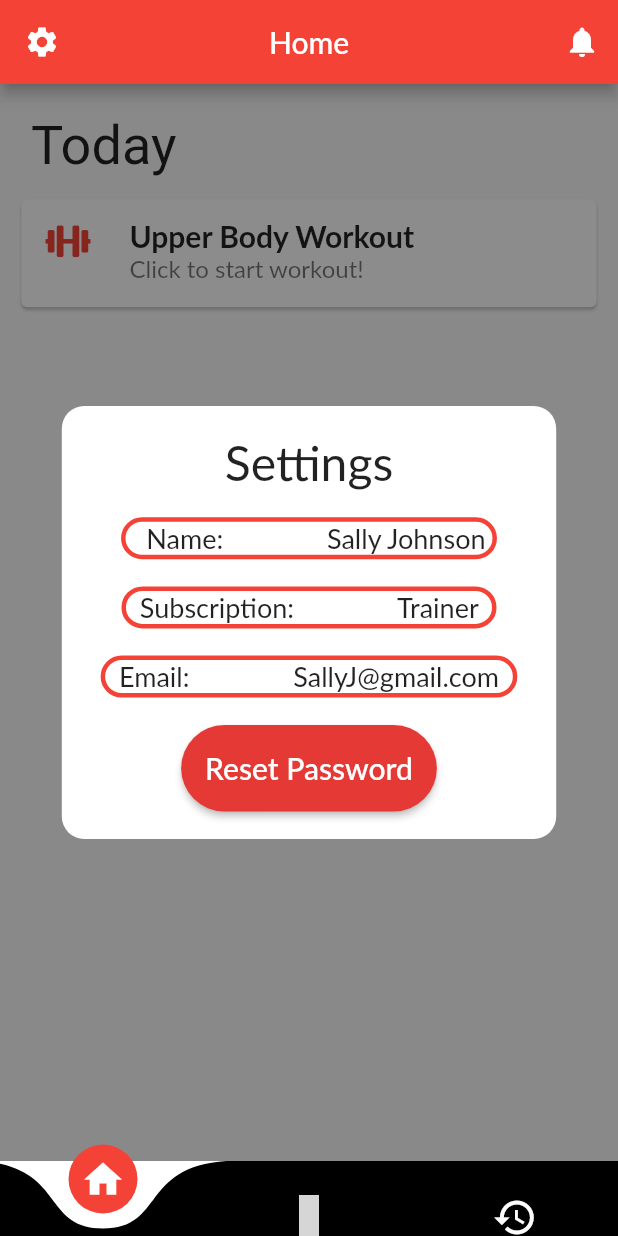
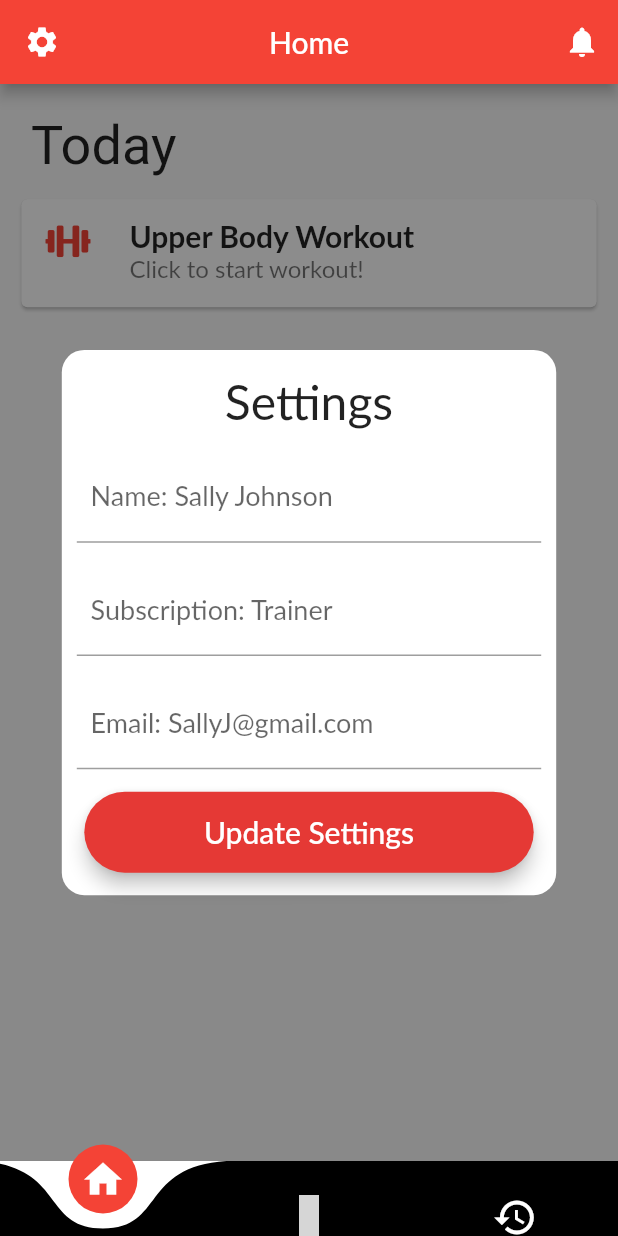
Before and after one commit to raghavauppuluri13/xcel_fitness_app, a Flutter app: the HomeScreen screen opened directly, after a tap on the "settings" icon, on a phone screen of 412 x 824 dp. Run offline on Flutter 3.47's test engine with Material 2 defaults, Android fonts, the phone set to English and light mode, and no system bars; drawn by our look-alikes of curved_navigation_bar; our stand-ins replace cloud_firestore, firebase_auth, firebase_core, flutter_icons; missing offline and left inert: alphabet_list_scroll_view, gsheets; accounts and stored records are empty; Roboto replaces fonts that are missing (Lato, Lato-Regular); grey boxes are pictures that could not be loaded.

Commit message:
settings simplified + workout card template

```diff
--- a/lib/screens/home/settings.dart
+++ b/lib/screens/home/settings.dart
@@ -11,22 +11,23 @@ class SettingsTemplate extends StatefulWidget {
   }
 }
 
-BoxDecoration myBoxDecoration() {
-  return BoxDecoration(
-      border: Border.all(
-        color: Colors.red,
-        width: 3.0,
-      ),
-      borderRadius: BorderRadius.all(Radius.circular(30.0)));
-}
-
 class _SettingsTemplateState extends State<SettingsTemplate> {
   Widget build(BuildContext context) {
-    //used to set relative sizing based on a pixel 2 phone
-    double screenWidth = MediaQuery.of(context).size.width;
-    double screenHeight = MediaQuery.of(context).size.height;
-    double pixelTwoWidth = 411.42857142857144;
-    double pixelTwoHeight = 683.4285714285714;
+
+    final updateButton = Material(
+        elevation: 5.0,
+        borderRadius: BorderRadius.circular(30.0),
+        color: Colors.red[600],
+        child: MaterialButton(
+          minWidth: MediaQuery.of(context).size.width,
+          padding: EdgeInsets.fromLTRB(30.0, 15.0, 30.0, 15.0),
+          onPressed: () {},
+          child: Text(
+            "Update Settings",
+            textAlign: TextAlign.center,
+            style: TextStyle(fontFamily: 'Lato', fontSize: 20, color: Colors.white),
+          ),
+        ));
 
     String _firstName = 'Sally';
     String _lastName = 'Johnson';
@@ -35,91 +36,29 @@ class _SettingsTemplateState extends State<SettingsTemplate> {
 
     return Stack(children: <Widget>[
       Container(
-        width: screenWidth * 0.8,
+        width: MediaQuery.of(context).size.width * 0.8,
         child: Column(
           crossAxisAlignment: CrossAxisAlignment.center,
           mainAxisAlignment: MainAxisAlignment.center,
           children: <Widget>[
             Padding(
-              padding: EdgeInsets.only(top: 15 * screenHeight / pixelTwoHeight),
+              padding: EdgeInsets.only(top: 15),
               child: Container(
                 child: Text(
                   "Settings",
                   style: new TextStyle(
                     fontFamily: 'Lato',
-                    fontSize: 32 * screenWidth / pixelTwoWidth,
+                    fontSize: 32,
                   ),
                 ),
               ),
             ),
+            SettingsField(label: "  Name: " + _firstName + " " + _lastName + "  "),
+            SettingsField(label: "  Subscription: " + _subscription + "  "),
+            SettingsField(label: "  Email: " + _emailAddress + "  "),
             Padding(
-              padding: EdgeInsets.only(top: 15 * screenHeight / pixelTwoHeight),
-              child: Container(
-                decoration: myBoxDecoration(),
-                child: Text(
-                  "  Name:\t\t\t\t\t\t\t\t\t\t\t\t\t\t\t" +
-                      _firstName +
-                      " " +
-                      _lastName +
-                      "  ",
-                  style: new TextStyle(
-                    fontFamily: 'Lato',
-                    fontSize: 18 * screenWidth / pixelTwoWidth,
-                  ),
-                  textAlign: TextAlign.center,
-                ),
-              ),
-            ),
-            Padding(
-              padding: EdgeInsets.only(top: 15 * screenHeight / pixelTwoHeight),
-              child: Container(
-                decoration: myBoxDecoration(),
-                child: Text(
-                  "  Subscription:\t\t\t\t\t\t\t\t\t\t\t\t\t\t\t" +
-                      _subscription +
-                      "  ",
-                  style: new TextStyle(
-                    fontFamily: 'Lato',
-                    fontSize: 18 * screenWidth / pixelTwoWidth,
-                  ),
-                ),
-              ),
-            ),
-            Padding(
-              padding: EdgeInsets.only(top: 15 * screenHeight / pixelTwoHeight),
-              child: Container(
-                decoration: myBoxDecoration(),
-                child: Text(
-                  "  Email:\t\t\t\t\t\t\t\t\t\t\t\t\t\t\t" +
-                      _emailAddress +
-                      "  ",
-                  style: new TextStyle(
-                    fontFamily: 'Lato',
-                    fontSize: 18 * screenWidth / pixelTwoWidth,
-                  ),
-                ),
-              ),
-            ),
-            Padding(
-              padding: new EdgeInsets.all(screenHeight / 45),
-              child: ButtonTheme(
-                  minWidth: 150.0,
-                  height: screenHeight * 0.07,
-                  child: RaisedButton(
-                    textColor: Colors.white,
-                    color: Colors.red[600],
-                    shape: RoundedRectangleBorder(
-                        borderRadius: BorderRadius.circular(30)),
-                    child: Container(
-                      child: Text(
-                        "Reset Password",
-                        style: new TextStyle(
-                            fontSize: 20 * screenWidth / pixelTwoWidth,
-                            fontFamily: 'Lato'),
-                      ),
-                    ),
-                    onPressed: () {},
-                  )),
+              padding: new EdgeInsets.all(15),
+              child: updateButton,
             )
           ],
         ),
@@ -127,3 +66,33 @@ class _SettingsTemplateState extends State<SettingsTemplate> {
     ]);
   }
 }
+
+class SettingsField extends StatefulWidget {
+  @override
+  String label; // label text for textfield
+
+  SettingsField({Key key, this.label}) : super(key: key);
+
+  _SettingsFieldState createState() => _SettingsFieldState();
+}
+
+class _SettingsFieldState extends State<SettingsField> {
+
+  @override
+    Widget build(BuildContext context) {
+      return Padding(
+              padding: EdgeInsets.only(
+                  top: 15,
+                  left: 10.0,
+                  right: 10.0),
+              child: TextField(
+                decoration: InputDecoration(
+                  labelText: widget.label,
+                  labelStyle: TextStyle(
+                      fontFamily: 'Lato',
+                      fontSize: 18),
+                ),
+                )
+            );
+}
+}
```
Also changed, not shown: lib/screens/home/workouts.dart (+71 -4 lines).
